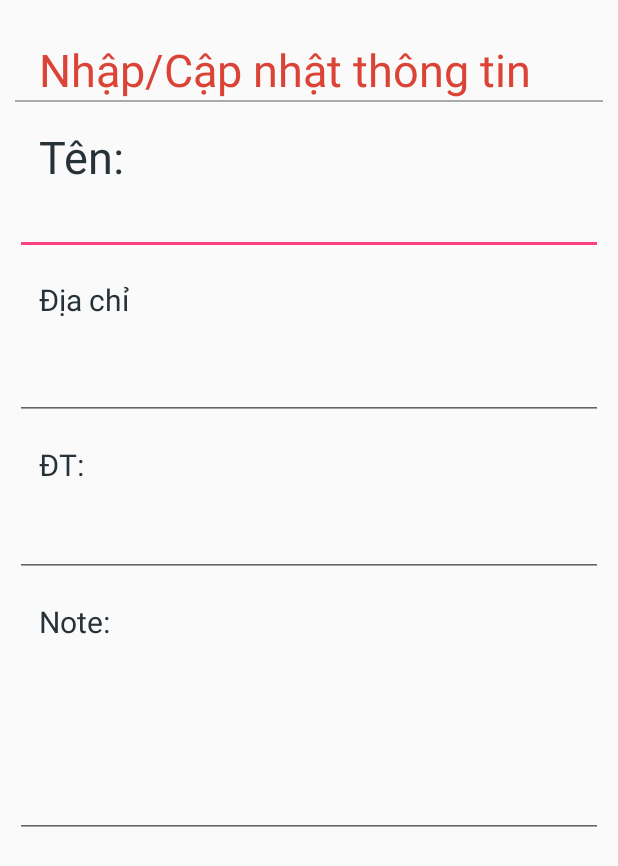
After one commit to trandinhlam/AndroidProjectGroup32, an Android app: the Them_CapNhatDanhBa_Activity screen opened directly, with no data from a screen before it, on a phone screen of 412 x 824 dp. The commit adds this screen. Shown: the top 866 px of the screen. Run offline under Robolectric (Android 15) with nearby library versions, the phone set to English and light mode, and no system bars.

Commit message:
Đã thêm màn hình Sửa, hiển thị thông tin cần sửa chứ chưa lưu lại thông tin sửa. Nếu thêm nút Thêm vào danh bạ, thì có thể sử dụng MODE_CREATE trong Activity chung của "Sửa" luôn

```diff
--- /dev/null
+++ b/LoactionSaver/app/src/main/java/com/example/thekiet/loactionsaver/Them_CapNhatDanhBa_Activity.java
@@ -0,0 +1,56 @@
+package com.example.thekiet.loactionsaver;
+
+import android.app.Activity;
+import android.content.Intent;
+import android.os.Bundle;
+import android.widget.EditText;
+import android.widget.Toast;
+
+import fragment.ItemDanhBa;
+
+/**
+ * Created by TDLAM123 on 4/23/2017.
+ */
+
+public class Them_CapNhatDanhBa_Activity extends Activity{
+    ItemDanhBa item;
+    private static final int MODE_CREATE = 1;
+    private static final int MODE_EDIT = 2;
+    private int mode;
+    private EditText textTen,textDiaChi,textSDT,textNote;
+
+    @Override
+    protected void onCreate(Bundle savedInstanceState) {
+        super.onCreate(savedInstanceState);
+        setContentView(R.layout.itemdanhba_chitiet_them_sua_layout);
+        textTen=(EditText) findViewById(R.id.editTen);
+        textDiaChi=(EditText) findViewById(R.id.editDiaChi);
+        textSDT=(EditText) findViewById(R.id.editSDT);
+        textNote=(EditText) findViewById(R.id.editNote);
+
+        Intent intentExtras=getIntent();
+        Bundle mybundle=intentExtras.getExtras();
+        if(null!=mybundle){// neu Bundle rong tuc la muon tao mot Item moi
+            this.mode=MODE_EDIT;
+            item=new ItemDanhBa(mybundle.getInt("Id"),mybundle.getString("Ten"),
+                    mybundle.getString("DiaChi"),
+                    mybundle.getString("SDT"),
+                    mybundle.getString("Note"),
+                    0);
+            textTen.setText(mybundle.getString("Ten"));
+            textDiaChi.setText(mybundle.getString("DiaChi"));
+            textSDT.setText(mybundle.getString("SDT"));
+            textNote.setText(mybundle.getString("Note"));
+            //hinh.setImageResource(mybundle.getInt("HinhAnh"));
+            //hinh.setImageResource(R.drawable.icon_menu);// hình ảnh tượng trưng
+
+        }
+        else {
+            // neu Bundle rong tuc la muon tao mot Item moi
+
+            this.mode=MODE_CREATE;
+        }
+
+
+    }
+}
--- a/LoactionSaver/app/src/main/res/layout/itemdanhba_chitiet_sua_layout.xml
+++ /dev/null
@@ -1,6 +0,0 @@
-<?xml version="1.0" encoding="utf-8"?>
-<LinearLayout xmlns:android="http://schemas.android.com/apk/res/android"
-    android:orientation="vertical" android:layout_width="match_parent"
-    android:layout_height="match_parent">
-
-</LinearLayout>
--- /dev/null
+++ b/LoactionSaver/app/src/main/res/layout/itemdanhba_chitiet_them_sua_layout.xml
@@ -0,0 +1,95 @@
+<?xml version="1.0" encoding="utf-8"?>
+<LinearLayout xmlns:android="http://schemas.android.com/apk/res/android"
+    android:orientation="vertical"
+    android:layout_width="match_parent"
+    android:layout_height="match_parent"
+    android:layout_margin="10dp">
+    <TextView
+        android:layout_width="wrap_content"
+        android:layout_height="wrap_content"
+        android:text="Nhập/Cập nhật thông tin"
+        android:paddingLeft="@dimen/fab_margin"
+        android:paddingTop="@dimen/fab_margin"
+        android:textColor="#DA4336"
+        android:textSize="@dimen/titleTextSize"
+        />
+
+    <View
+        android:layout_width="match_parent"
+        android:layout_height="1dp"
+        android:background="@android:color/darker_gray"/>
+    <TextView
+        android:id="@+id/TenDiaDiem"
+        android:layout_width="match_parent"
+        android:layout_height="wrap_content"
+        android:text="Tên:"
+        android:paddingLeft="@dimen/fab_margin"
+        android:paddingTop="@dimen/fab_margin"
+        android:textSize="@dimen/Itemtextsize"
+        android:textColor="@color/textcolor1"
+        />
+    <EditText
+        android:id="@+id/editTen"
+        android:layout_width="match_parent"
+        android:layout_height="wrap_content"
+        android:lines="1"/>
+
+    <TextView
+        android:layout_width="wrap_content"
+        android:layout_height="wrap_content"
+        android:text="Địa chỉ"
+        android:textColor="@color/textcolor1"
+        android:paddingLeft="@dimen/fab_margin"
+        android:paddingTop="@dimen/fab_margin"
+        android:textSize="@dimen/Itemtextsize2"/>
+    <EditText
+        android:id="@+id/editDiaChi"
+        android:layout_width="match_parent"
+        android:layout_height="wrap_content"
+        android:lines="2"
+        />
+    <TextView
+        android:layout_width="wrap_content"
+        android:layout_height="wrap_content"
+        android:text="ĐT:"
+        android:textColor="@color/textcolor1"
+        android:paddingLeft="@dimen/fab_margin"
+        android:paddingTop="@dimen/fab_margin"
+        android:paddingBottom="@dimen/fab_margin"
+        android:textSize="@dimen/Itemtextsize2"/>
+    <EditText
+        android:id="@+id/editSDT"
+        android:layout_width="match_parent"
+        android:layout_height="wrap_content"
+        android:lines="1"/>
+
+
+    <TextView
+
+        android:layout_width="wrap_content"
+        android:layout_height="wrap_content"
+        android:text="Note:"
+        android:textColor="@color/textcolor1"
+        android:paddingLeft="@dimen/fab_margin"
+        android:paddingTop="@dimen/fab_margin"
+        android:textSize="@dimen/Itemtextsize2"/>
+    <EditText
+        android:id="@+id/editNote"
+        android:layout_width="match_parent"
+        android:layout_height="wrap_content"
+        android:lines="5"/>
+
+
+
+    <ImageView
+        android:layout_width="match_parent"
+        android:layout_height="wrap_content"
+        android:paddingTop="@dimen/fab_margin"
+        />
+
+
+
+
+
+
+</LinearLayout>
--- a/LoactionSaver/app/src/main/res/values/colors.xml
+++ b/LoactionSaver/app/src/main/res/values/colors.xml
@@ -4,4 +4,5 @@
     <color name="colorPrimaryDark">#303F9F</color>
     <color name="colorAccent">#FF4081</color>
     <color name="textcolor1">#263238</color>
+    <color name="colorpurewhite">#FFF</color>
 </resources>
```
Also changed, not shown: LoactionSaver/app/src/main/AndroidManifest.xml (+10 -0 lines), LoactionSaver/app/src/main/java/fragment/fragment_danhba.java (+35 -5 lines).
